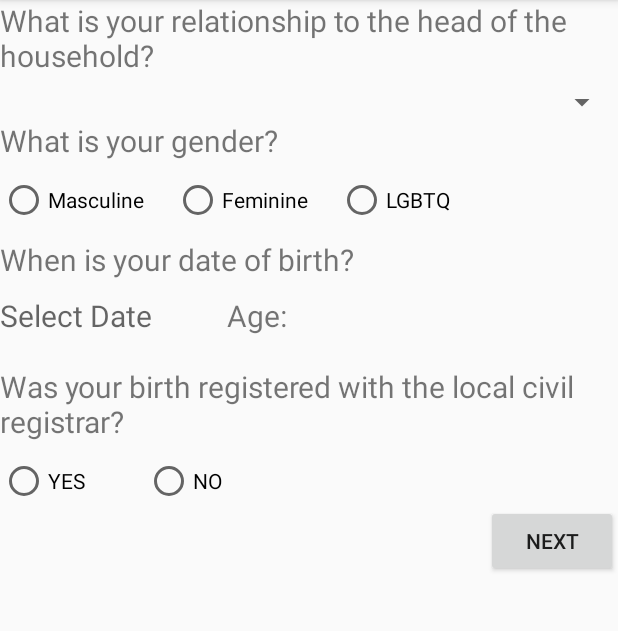
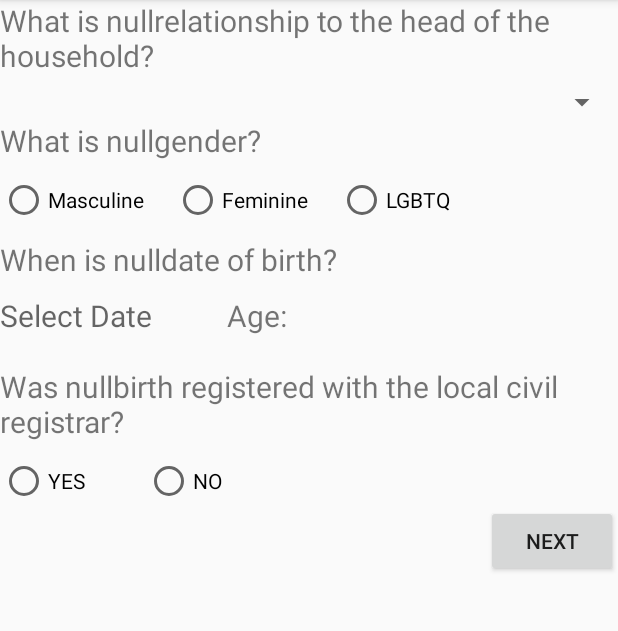
Before and after one commit to Iyas01/GenderAndDevelopmentSurvey, an Android app: the Category screen opened directly, with no data from a screen before it, after a tap on "DEMOGRAPHY", on a phone screen of 412 x 824 dp, the part 84-715 px from its top. Run offline under Robolectric (Android 15) with nearby library versions, the phone set to English and light mode, and no system bars; 1 statement that could not run was skipped.

Commit message:
Questions are now addressed to specified household member

```diff
--- a/app/src/main/java/com/example/android/genderanddevelopmentsurvey/BMainActivity.java
+++ b/app/src/main/java/com/example/android/genderanddevelopmentsurvey/BMainActivity.java
@@ -35,7 +35,7 @@ public class BMainActivity extends AppCompatActivity {
         listView.setOnItemClickListener(new AdapterView.OnItemClickListener() {
             @Override
             public void onItemClick(AdapterView<?> parent, View view, int position, long id) {
-//          Get the clicked item on the ListView then display it on the next Activity
+//          Send the clicked item on the ListView to the next Activity
                 Intent intent = new Intent(BMainActivity.this, CMainActivity.class);
                 intent.putExtra("barangayName", listView.getItemAtPosition(position).toString());
                 startActivity(intent);
--- a/app/src/main/java/com/example/android/genderanddevelopmentsurvey/Categories/Category.java
+++ b/app/src/main/java/com/example/android/genderanddevelopmentsurvey/Categories/Category.java
@@ -15,6 +15,8 @@ import com.example.android.genderanddevelopmentsurvey.R;
 
 public class Category extends AppCompatActivity implements View.OnClickListener {
 
+    String frDMainActivity;
+    String classContainer;
     @Override
     protected void onCreate(Bundle savedInstanceState) {
         super.onCreate(savedInstanceState);
@@ -35,41 +37,62 @@ public class Category extends AppCompatActivity implements View.OnClickListener
         healthBtn.setOnClickListener(this);
         hocBtn.setOnClickListener(this);
         interBtn.setOnClickListener(this);
+
+//        Get data from DMainActivity: Data to send: clicked household members name
+        Intent frDMainActivityIntent = getIntent();
+        frDMainActivity = frDMainActivityIntent.getExtras().getString("householdMem");
     }
+
 
     @Override
     public void onClick(View v) {
         switch (v.getId()) {
             case R.id.demographyBtn:
                 Intent intent1 = new Intent(Category.this, DemographyOne.class);
+//        Pass variable-String frDMainActivity to CategoryActivity Sub-Category(ex. DemographyActivity, etc.)
+                intent1.putExtra("householdMem", frDMainActivity);
                 startActivity(intent1);
                 break;
             case R.id.edalBtn:
                 Intent intent2 = new Intent(Category.this, EconomicActivityOne.class);
+//        Pass variable-String frDMainActivity to CategoryActivity Sub-Category(ex. DemographyActivity, etc.)
+                intent2.putExtra("householdMem", frDMainActivity);
                 startActivity(intent2);
                 break;
             case R.id.partiBtn:
                 Intent intent3 = new Intent(Category.this, EducationAndLiteratureOne.class);
+//        Pass variable-String frDMainActivity to CategoryActivity Sub-Category(ex. DemographyActivity, etc.)
+                intent3.putExtra("householdMem", frDMainActivity);
                 startActivity(intent3);
                 break;
             case R.id.econoBtn:
                 Intent intent4 = new Intent(Category.this, HealthOne.class);
+//        Pass variable-String frDMainActivity to CategoryActivity Sub-Category(ex. DemographyActivity, etc.)
+                intent4.putExtra("householdMem", frDMainActivity);
                 startActivity(intent4);
                 break;
             case R.id.healthBtn:
                 Intent intent5 = new Intent(Category.this, ParticipationOne.class);
+//        Pass variable-String frDMainActivity to CategoryActivity Sub-Category(ex. DemographyActivity, etc.)
+                intent5.putExtra("householdMem", frDMainActivity);
                 startActivity(intent5);
                 break;
 //            case R.id.hocBtn:
 //                Intent intent6 = new Intent(Category.this, ForthActivityHousingCharacteristic.class);
+//        Pass variable-String frDMainActivity to CategoryActivity Sub-Category(ex. DemographyActivity, etc.)
+//                intent6.putExtra("householdMem", frDMainActivity);
 //                startActivity(intent6);
 //                break;
 //            case R.id.infoBtn:
 //                Intent intent7 = new Intent(Category.this, ForthActivityHousingCharacteristic.class);
+//        Pass variable-String frDMainActivity to CategoryActivity Sub-Category(ex. DemographyActivity, etc.)
+//                intent7.putExtra("householdMem", frDMainActivity);
 //                startActivity(intent7);
 //                break;
 //            case R.id.interBtn:
 //                Intent intent8 = new Intent(Category.this, ForthActivityInterviewStatus.class);
+//        Pass variable-String frDMainActivity to CategoryActivity Sub-Category(ex. DemographyActivity, etc.)
+//                intent1.putExtra("householdMem", frDMainActivity);
 //                startActivity(intent8);
 //                break;
         }
--- a/app/src/main/java/com/example/android/genderanddevelopmentsurvey/Categories/Demography/DemographyOne.java
+++ b/app/src/main/java/com/example/android/genderanddevelopmentsurvey/Categories/Demography/DemographyOne.java
@@ -1,15 +1,32 @@
 package com.example.android.genderanddevelopmentsurvey.Categories.Demography;
 
+import android.content.Intent;
 import android.os.Bundle;
 import android.support.v7.app.AppCompatActivity;
+import android.widget.TextView;
 
 import com.example.android.genderanddevelopmentsurvey.R;
 
 public class DemographyOne extends AppCompatActivity {
-
+    String householdMember;
     @Override
     protected void onCreate(Bundle savedInstanceState) {
         super.onCreate(savedInstanceState);
         setContentView(R.layout.activity_demography_one);
+
+//        Data expected from CategoryActivity: clicked household members name
+        Intent frCategoryActivityIntent = getIntent();
+        householdMember = frCategoryActivityIntent.getExtras().getString("householdMem");
+
+        TextView tv_rel = (TextView) findViewById(R.id.tv_rel);
+        TextView tv_gender = (TextView) findViewById(R.id.tv_gender);
+        TextView tv_birth = (TextView) findViewById(R.id.tv_birth);
+        TextView tv_civ = (TextView) findViewById(R.id.tv_civ);
+
+        tv_rel.append(householdMember + "relationship to the head of the household?");
+        tv_gender.append(householdMember + "gender?");
+        tv_birth.append(householdMember + "date of birth?");
+        tv_civ.append(householdMember + "birth registered with the local civil registrar?");
+
     }
 }
--- a/app/src/main/java/com/example/android/genderanddevelopmentsurvey/DMainActivity.java
+++ b/app/src/main/java/com/example/android/genderanddevelopmentsurvey/DMainActivity.java
@@ -65,6 +65,7 @@ public class DMainActivity extends AppCompatActivity {
             @Override
             public void onItemClick(AdapterView<?> parent, View view, int position, long id) {
                 Intent intent = new Intent(DMainActivity.this, Category.class);
+//            Place the clicked household members name and send it to the next activity
                 intent.putExtra("householdMem", showMems.getItemAtPosition(position).toString());
                 startActivity(intent);
             }
--- a/app/src/main/res/layout/activity_demography_one.xml
+++ b/app/src/main/res/layout/activity_demography_one.xml
@@ -7,9 +7,10 @@
     tools:context="com.example.android.genderanddevelopmentsurvey.Categories.Demography.DemographyOne">
 
     <TextView
+        android:id="@+id/tv_rel"
         android:layout_width="wrap_content"
         android:layout_height="wrap_content"
-        android:text="What is your relationship to the head of the household?"
+        android:text="What is "
         android:textSize="20sp" />
 
     <Spinner
@@ -19,9 +20,10 @@
         android:layout_marginTop="5dp" />
 
     <TextView
+        android:id="@+id/tv_gender"
         android:layout_width="wrap_content"
         android:layout_height="wrap_content"
-        android:text="What is your gender?"
+        android:text="What is "
         android:textSize="20sp" />
 
     <RadioGroup
@@ -57,10 +59,11 @@
     </RadioGroup>
 
     <TextView
+        android:id="@+id/tv_birth"
         android:layout_width="wrap_content"
         android:layout_height="wrap_content"
         android:layout_marginBottom="10dp"
-        android:text="When is your date of birth?"
+        android:text="When is "
         android:textSize="20sp" />
 
     <LinearLayout
@@ -87,9 +90,10 @@
     </LinearLayout>
 
     <TextView
+        android:id="@+id/tv_civ"
         android:layout_width="wrap_content"
         android:layout_height="wrap_content"
-        android:text="Was your birth registered with the local civil registrar?"
+        android:text="Was "
         android:textSize="20sp" />
 
     <RadioGroup
```
